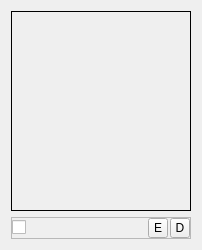
The window that VFR_system/DisplayUserInfoItem.ui (zhw201906/VFR_system) describes before a commit, drawn with Qt 5.
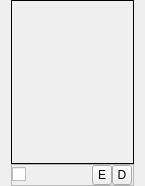
The same window after the commit. Icons and pictures are not drawn.

```diff
--- a/VFR_system/DisplayUserInfoItem.ui
+++ b/VFR_system/DisplayUserInfoItem.ui
@@ -6,8 +6,8 @@
    <rect>
     <x>0</x>
     <y>0</y>
-    <width>198</width>
-    <height>246</height>
+    <width>141</width>
+    <height>186</height>
    </rect>
   </property>
   <property name="minimumSize">
@@ -26,18 +26,27 @@
    <string>DisplayUserInfoItem</string>
   </property>
   <layout class="QVBoxLayout" name="verticalLayout">
+   <property name="spacing">
+    <number>0</number>
+   </property>
+   <property name="topMargin">
+    <number>0</number>
+   </property>
+   <property name="bottomMargin">
+    <number>0</number>
+   </property>
    <item>
     <widget class="QLabel" name="label_image">
      <property name="minimumSize">
       <size>
-       <width>180</width>
-       <height>200</height>
+       <width>123</width>
+       <height>164</height>
       </size>
      </property>
      <property name="maximumSize">
       <size>
-       <width>180</width>
-       <height>200</height>
+       <width>123</width>
+       <height>164</height>
       </size>
      </property>
      <property name="frameShape">
@@ -67,7 +76,7 @@
      </property>
      <layout class="QHBoxLayout" name="horizontalLayout" stretch="10,0,0">
       <property name="spacing">
-       <number>2</number>
+       <number>0</number>
       </property>
       <property name="leftMargin">
        <number>0</number>
@@ -83,6 +92,18 @@
       </property>
       <item>
        <widget class="QCheckBox" name="checkBox_userName">
+        <property name="sizePolicy">
+         <sizepolicy hsizetype="Fixed" vsizetype="Fixed">
+          <horstretch>0</horstretch>
+          <verstretch>0</verstretch>
+         </sizepolicy>
+        </property>
+        <property name="minimumSize">
+         <size>
+          <width>80</width>
+          <height>0</height>
+         </size>
+        </property>
         <property name="font">
          <font>
           <family>宋体</family>
```
